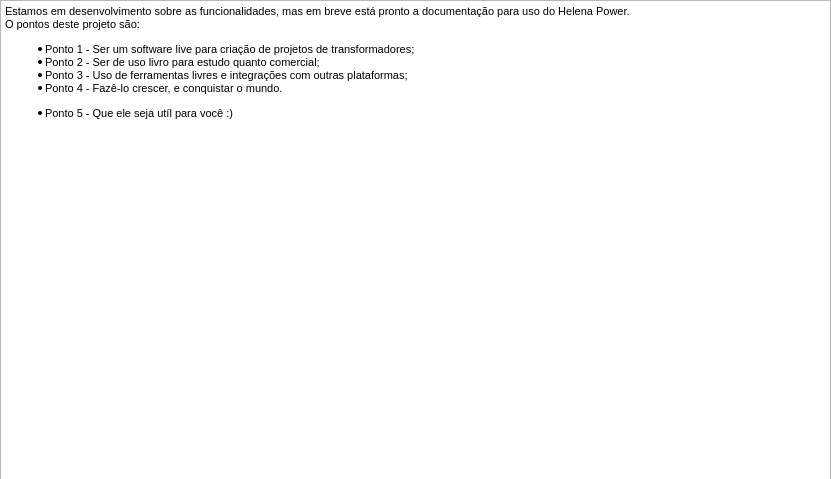
Before: the Qt Designer form windows/windowhelp.ui in KyryIx/Helena, drawn with Qt 5.
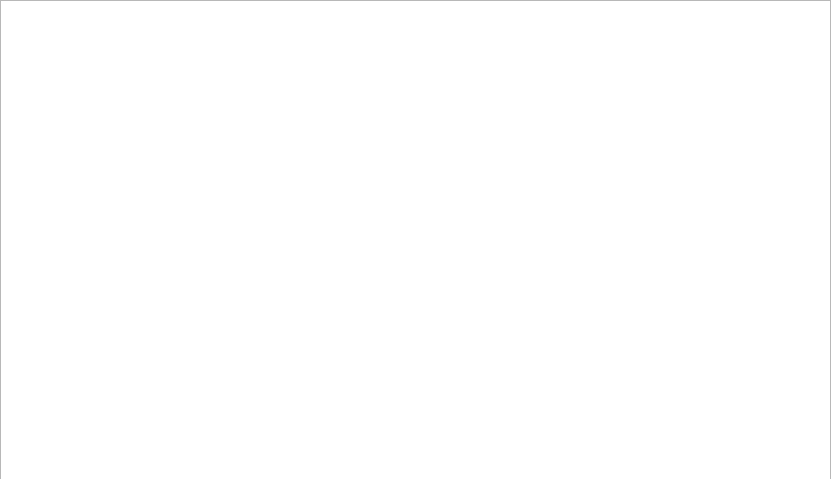
After: the same form once the commit is applied. Icons and pictures are not drawn.

The edit to the form file:
```diff
--- a/windows/windowhelp.ui
+++ b/windows/windowhelp.ui
@@ -43,13 +43,7 @@
 &lt;html&gt;&lt;head&gt;&lt;meta name=&quot;qrichtext&quot; content=&quot;1&quot; /&gt;&lt;style type=&quot;text/css&quot;&gt;
 p, li { white-space: pre-wrap; }
 &lt;/style&gt;&lt;/head&gt;&lt;body style=&quot; font-family:'MS Shell Dlg 2'; font-size:8.25pt; font-weight:400; font-style:normal;&quot;&gt;
-&lt;p style=&quot; margin-top:0px; margin-bottom:0px; margin-left:0px; margin-right:0px; -qt-block-indent:0; text-indent:0px;&quot;&gt;&lt;span style=&quot; font-size:8pt;&quot;&gt;Estamos em desenvolvimento sobre as funcionalidades, mas em breve está pronto a documentação para uso do Helena Power.&lt;/span&gt;&lt;/p&gt;
-&lt;p style=&quot; margin-top:0px; margin-bottom:0px; margin-left:0px; margin-right:0px; -qt-block-indent:0; text-indent:0px;&quot;&gt;&lt;span style=&quot; font-size:8pt;&quot;&gt;O pontos deste projeto são:&lt;/span&gt;&lt;/p&gt;
-&lt;ul style=&quot;margin-top: 0px; margin-bottom: 0px; margin-left: 0px; margin-right: 0px; -qt-list-indent: 1;&quot;&gt;&lt;li style=&quot; font-size:8pt;&quot; style=&quot; margin-top:12px; margin-bottom:0px; margin-left:0px; margin-right:0px; -qt-block-indent:0; text-indent:0px;&quot;&gt;Ponto 1 - Ser um software live para criação de projetos de transformadores;&lt;/li&gt;
-&lt;li style=&quot; font-size:8pt;&quot; style=&quot; margin-top:0px; margin-bottom:0px; margin-left:0px; margin-right:0px; -qt-block-indent:0; text-indent:0px;&quot;&gt;Ponto 2 - Ser de uso livro para estudo quanto comercial;&lt;/li&gt;
-&lt;li style=&quot; font-size:8pt;&quot; style=&quot; margin-top:0px; margin-bottom:0px; margin-left:0px; margin-right:0px; -qt-block-indent:0; text-indent:0px;&quot;&gt;Ponto 3 - Uso de ferramentas livres e integrações com outras plataformas;&lt;/li&gt;
-&lt;li style=&quot; font-size:8pt;&quot; style=&quot; margin-top:0px; margin-bottom:12px; margin-left:0px; margin-right:0px; -qt-block-indent:0; text-indent:0px;&quot;&gt;Ponto 4 - Fazê-lo crescer, e conquistar o mundo.&lt;/li&gt;
-&lt;li style=&quot; font-size:8pt;&quot; style=&quot; margin-top:0px; margin-bottom:12px; margin-left:0px; margin-right:0px; -qt-block-indent:0; text-indent:0px;&quot;&gt;Ponto 5 - Que ele seja utíl para você :)&lt;/li&gt;&lt;/ul&gt;&lt;/body&gt;&lt;/html&gt;</string>
+&lt;p style=&quot;-qt-paragraph-type:empty; margin-top:0px; margin-bottom:0px; margin-left:0px; margin-right:0px; -qt-block-indent:0; text-indent:0px; font-size:8pt;&quot;&gt;&lt;br /&gt;&lt;/p&gt;&lt;/body&gt;&lt;/html&gt;</string>
    </property>
   </widget>
  </widget>
```
